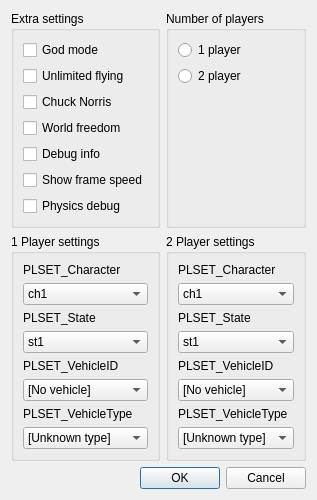
Old version of the form Editor/main_window/testing/testing_settings.ui in the repository WohlSoft/Moondust-Project.
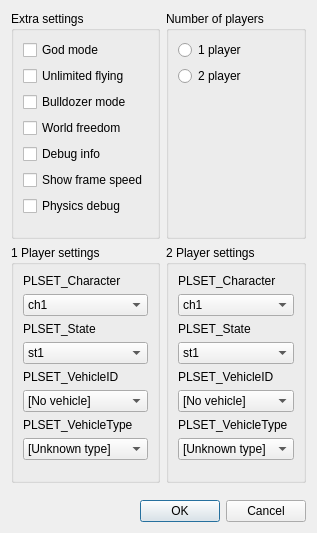
New version of the form. Icons and pictures are not drawn.

Commit message: Editor: "Chuck Norris" => "Bulldozer mode"

Patch:
```diff
--- a/Editor/main_window/testing/testing_settings.ui
+++ b/Editor/main_window/testing/testing_settings.ui
@@ -6,8 +6,8 @@
    <rect>
     <x>0</x>
     <y>0</y>
-    <width>304</width>
-    <height>466</height>
+    <width>312</width>
+    <height>533</height>
    </rect>
   </property>
   <property name="windowTitle">
@@ -259,7 +259,7 @@
          <string>Allows you to destroy any objects with no exceptions.</string>
         </property>
         <property name="text">
-         <string>Chuck Norris</string>
+         <string>Bulldozer mode</string>
         </property>
        </widget>
       </item>
```
